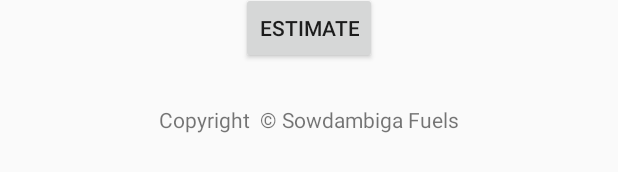
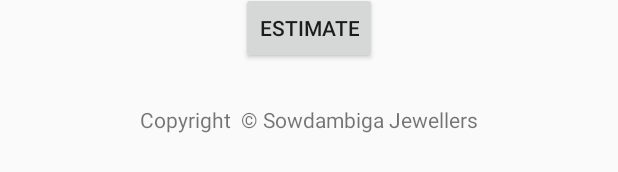
Before and after one commit to nishanthoblirajan/estimator, an Android app: the layout activity_estimate.xml on its own in the app's theme, with its tools: preview values and no code run, on a phone screen of 412 x 824 dp. Shown: the part 713-885 px from the top of the screen. Run offline under Robolectric (Android 15) with nearby library versions, the phone set to English and light mode, and no system bars.

```diff
--- a/app/build.gradle
+++ b/app/build.gradle
@@ -39,6 +39,7 @@ dependencies {
     implementation 'com.android.support:appcompat-v7:26.1.0'
     implementation 'com.android.support.constraint:constraint-layout:1.0.2'
     implementation 'com.google.firebase:firebase-database:11.4.2'
+    implementation 'com.google.firebase:firebase-core:11.4.2'
     testImplementation 'junit:junit:4.12'
     androidTestImplementation 'com.android.support.test:runner:1.0.1'
     androidTestImplementation 'com.android.support.test.espresso:espresso-core:3.0.1'
@@ -54,7 +55,7 @@ dependencies {
 
     compile 'com.github.javiersantos:MaterialStyledDialogs:2.1'
     compile('com.crashlytics.sdk.android:crashlytics:2.7.1@aar') {
-        transitive = true;
+        transitive = true
     }
 
     compile("com.mikepenz:materialdrawer:6.0.1@aar") {
--- a/app/src/main/res/layout/activity_estimate.xml
+++ b/app/src/main/res/layout/activity_estimate.xml
@@ -1,6 +1,5 @@
 <?xml version="1.0" encoding="utf-8"?>
 <LinearLayout xmlns:android="http://schemas.android.com/apk/res/android"
-    xmlns:app="http://schemas.android.com/apk/res-auto"
     xmlns:tools="http://schemas.android.com/tools"
     android:layout_width="match_parent"
     android:layout_height="match_parent"
@@ -193,8 +192,8 @@
                 <Button
                     android:layout_width="wrap_content"
                     android:layout_height="wrap_content"
+                    android:layout_gravity="center_horizontal"
                     android:onClick="createBuyingEstimate"
-                    android:layout_gravity="center_horizontal"
                     android:text="Create Buying" />
             </LinearLayout>
 
@@ -236,9 +235,9 @@
             <Button
                 android:layout_width="wrap_content"
                 android:layout_height="wrap_content"
-                android:text="Clear Data"
                 android:layout_gravity="center_horizontal"
-                android:onClick="onClickClearEstimate"/>
+                android:onClick="onClickClearEstimate"
+                android:text="Clear Data" />
             <Button
                 android:id="@+id/bt_estimate"
                 android:layout_width="wrap_content"
@@ -265,5 +264,5 @@
         android:layout_width="wrap_content"
         android:layout_height="wrap_content"
         android:layout_gravity="center_horizontal"
-        android:text="Copyright  &#169; Sowdambiga Fuels"/>
+        android:text="Copyright  &#169; Sowdambiga Jewellers" />
 </LinearLayout>
```
Also changed, not shown: app/src/main/java/com/zaptrapp/estimator2/EstimateActivity.java (+68 -85 lines).
